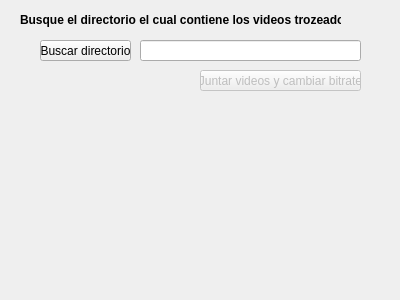
This is designer/View.ui in pablopsp/VideoMerger as Qt 5 draws it before an edit. The edited form follows.
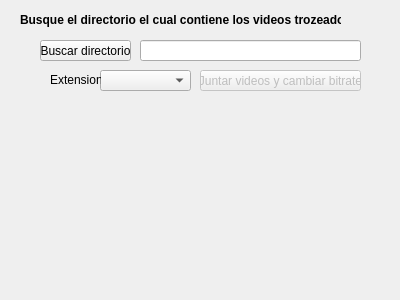
This is the edited form.

```diff
--- a/designer/View.ui
+++ b/designer/View.ui
@@ -87,6 +87,29 @@
      <string>Juntar videos y cambiar bitrate</string>
     </property>
    </widget>
+   <widget class="QComboBox" name="extensionComboBox">
+    <property name="geometry">
+     <rect>
+      <x>100</x>
+      <y>70</y>
+      <width>91</width>
+      <height>21</height>
+     </rect>
+    </property>
+   </widget>
+   <widget class="QLabel" name="extensionLabel">
+    <property name="geometry">
+     <rect>
+      <x>50</x>
+      <y>70</y>
+      <width>51</width>
+      <height>20</height>
+     </rect>
+    </property>
+    <property name="text">
+     <string>Extension</string>
+    </property>
+   </widget>
   </widget>
  </widget>
  <resources/>
```
